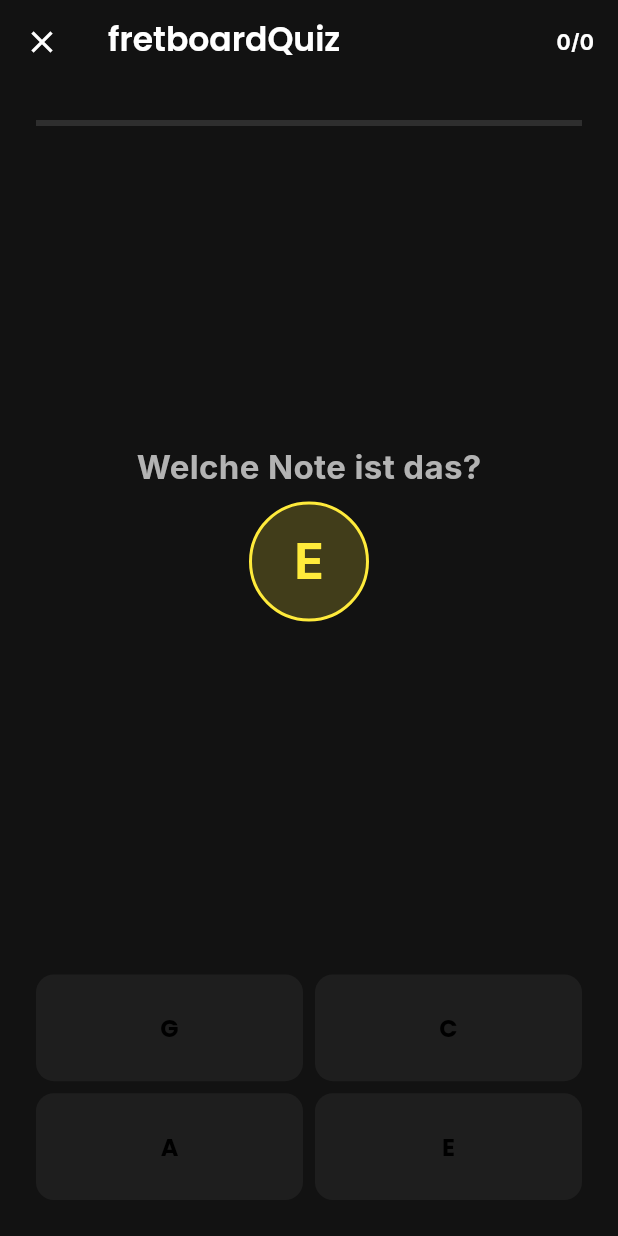
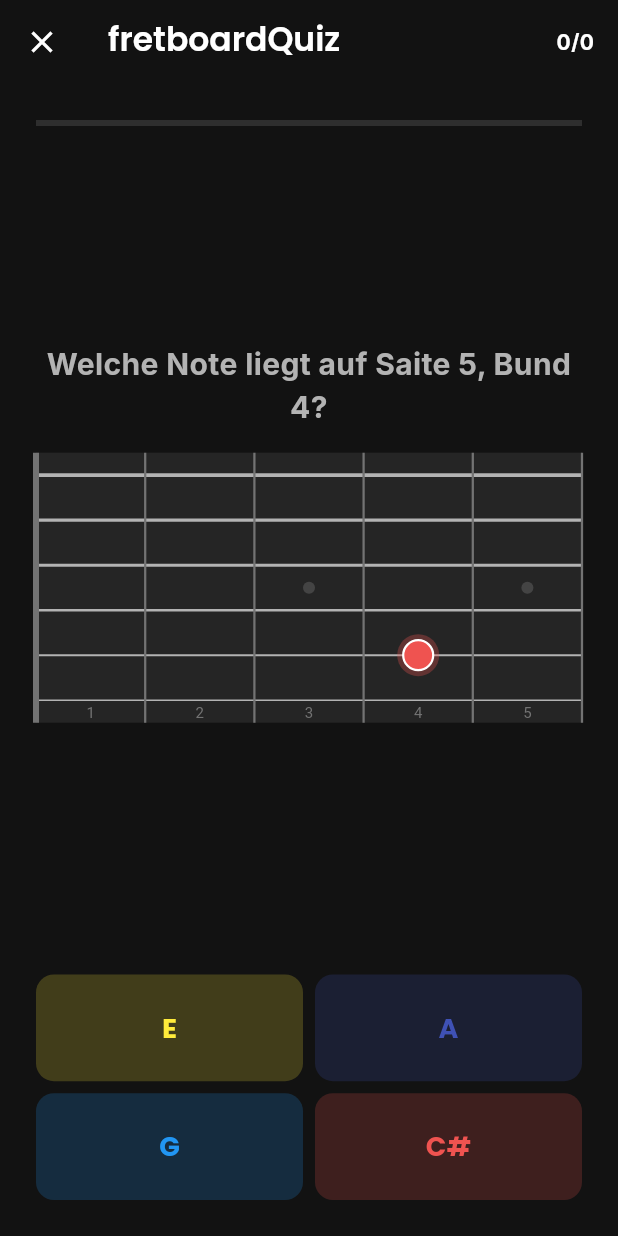
Before and after one commit to manuelbrandner85/Enya-gitarre-learn, a Flutter app: the TheoryModeScreen screen opened by its route, after a tap on "Griffbrett-Quiz", on a phone screen of 412 x 824 dp. Run offline on Flutter 3.47's test engine with Material 3 defaults, Android fonts, the phone set to English and light mode, and no system bars; our stand-ins replace confetti, drift, fl_chart, flutter_animate, flutter_blue_plus, flutter_local_notifications and 16 more; missing offline and left inert: audio_waveforms, flame, record; accounts and stored records are empty; generated files the repository leaves out were written again.

Commit message:
feat(theory): FIX 5 – echtes Griffbrett-Quiz mit FretboardQuizWidget
- Neues Widget lib/core/widgets/fretboard_quiz_widget.dart: CustomPainter-
  basiertes 6-Saiten/5-Bund-Griffbrett mit Inlays bei 3, 5, 7, 9, 12, 15.
  Saiten-Dicke korreliert mit Tonhöhe (tiefere Saiten dicker), Highlight-
  Position als farbiger Punkt mit Glühring (NoteColors). Tap-Handling für
  Reverse-Quiz-Modus.
- FretPosition-Modell mit noteName-Getter (rechnet Open-String-Halbtöne +
  Bund-Offset über semitone-Modulo).
- theory_mode_screen.dart: fretboardQuiz-Kategorie umgebaut.
  * Normal-Modus: zufällige Position auf Griffbrett markiert, User wählt
    Note aus 4 Optionen. Bei richtiger Antwort: Info-Banner
    "Saite X, Bund Y = Note".
  * Reverse-Modus (ab Score >= 10): Note wird genannt, User tippt direkt
    auf das Griffbrett. Korrektheit wird über Notennamen-Vergleich
    geprüft (enharmonische Doppler werden akzeptiert solange same name).
  * Antwort-Buttons farbcodiert nach NoteColors.

https://claude.ai/code/session_011UsMrWwAcntPDohRAP9aNk

```diff
--- /dev/null
+++ b/lib/core/widgets/fretboard_quiz_widget.dart
@@ -0,0 +1,234 @@
+import 'package:flutter/material.dart';
+
+import '../../app/theme/colors.dart';
+import '../music_theory/note_colors.dart';
+
+/// Position auf dem Griffbrett: `string` 1=hohe E, 6=tiefe E. `fret` 0=leer.
+class FretPosition {
+  final int string; // 1..6
+  final int fret; // 0..22
+  const FretPosition({required this.string, required this.fret});
+
+  /// Standard-Stimmung E A D G B E (von tief 6 bis hoch 1).
+  static const List<List<String>> standardTuning = [
+    // Index 0..5 = Saite 1..6 ; jede Liste enthält [Wurzelnote, MIDI-Offset von E2]
+    ['E', '4'], // Saite 1 = hohe E (E4)
+    ['B', '3'],
+    ['G', '3'],
+    ['D', '3'],
+    ['A', '2'],
+    ['E', '2'], // Saite 6 = tiefe E (E2)
+  ];
+
+  /// Liefert den Notennamen (ohne Oktave) an dieser Position.
+  String get noteName {
+    const semitoneNames = [
+      'C', 'C#', 'D', 'D#', 'E', 'F', 'F#', 'G', 'G#', 'A', 'A#', 'B'
+    ];
+    // Offene Saiten-Wurzelnoten (Saite 1 → 6 = E B G D A E)
+    const openSemitones = [4, 11, 7, 2, 9, 4]; // 0=C, 4=E, 11=B, ...
+    final base = openSemitones[string - 1];
+    final idx = (base + fret) % 12;
+    return semitoneNames[idx];
+  }
+}
+
+/// Visualisiert ein 6-Saiten-Griffbrett (5 Bünde sichtbar) und markiert
+/// optional eine Position. Klickbar, falls onPositionTap gesetzt.
+class FretboardQuizWidget extends StatelessWidget {
+  /// Markierte Position (Highlight).
+  final FretPosition? highlight;
+
+  /// Falls gesetzt, bekommt jeder klickbare Bund einen Tap-Callback.
+  final ValueChanged<FretPosition>? onPositionTap;
+
+  /// Erster sichtbarer Bund (für Scroll). Default 0.
+  final int startFret;
+
+  /// Anzahl sichtbarer Bünde. Default 5.
+  final int fretCount;
+
+  /// Anzeige-Höhe. Default 200.
+  final double height;
+
+  const FretboardQuizWidget({
+    super.key,
+    this.highlight,
+    this.onPositionTap,
+    this.startFret = 0,
+    this.fretCount = 5,
+    this.height = 200,
+  });
+
+  @override
+  Widget build(BuildContext context) {
+    return LayoutBuilder(
+      builder: (ctx, constraints) {
+        final width = constraints.maxWidth;
+        return SizedBox(
+          height: height,
+          width: width,
+          child: GestureDetector(
+            onTapDown: onPositionTap == null
+                ? null
+                : (details) {
+                    final pos =
+                        _hitTest(details.localPosition, width, height);
+                    if (pos != null) onPositionTap!(pos);
+                  },
+            child: CustomPaint(
+              painter: _FretboardPainter(
+                highlight: highlight,
+                startFret: startFret,
+                fretCount: fretCount,
+              ),
+              size: Size(width, height),
+            ),
+          ),
+        );
+      },
+    );
+  }
+
+  FretPosition? _hitTest(Offset pos, double w, double h) {
+    final fretWidth = w / fretCount;
+    final stringHeight = h / 6;
+    final fretIdx = (pos.dx / fretWidth).floor();
+    final stringIdx = (pos.dy / stringHeight).floor();
+    if (fretIdx < 0 || fretIdx >= fretCount) return null;
+    if (stringIdx < 0 || stringIdx >= 6) return null;
+    return FretPosition(
+      string: stringIdx + 1,
+      fret: startFret + fretIdx,
+    );
+  }
+}
+
+class _FretboardPainter extends CustomPainter {
+  final FretPosition? highlight;
+  final int startFret;
+  final int fretCount;
+
+  _FretboardPainter({
+    required this.highlight,
+    required this.startFret,
+    required this.fretCount,
+  });
+
+  @override
+  void paint(Canvas canvas, Size size) {
+    final fretWidth = size.width / fretCount;
+    final stringSpacing = size.height / 6;
+
+    // Hintergrund
+    final bgPaint = Paint()
+      ..color = AppColors.cardDark
+      ..style = PaintingStyle.fill;
+    canvas.drawRect(Offset.zero & size, bgPaint);
+
+    // Saiten (horizontal)
+    final stringPaint = Paint()
+      ..color = AppColors.textSecondary
+      ..strokeWidth = 1.5;
+    for (int s = 0; s < 6; s++) {
+      final y = (s + 0.5) * stringSpacing;
+      // Tiefere Saiten dicker
+      stringPaint.strokeWidth = 1.0 + (5 - s) * 0.3;
+      canvas.drawLine(Offset(0, y), Offset(size.width, y), stringPaint);
+    }
+
+    // Bünde (vertikal)
+    final fretPaint = Paint()
+      ..color = AppColors.textTertiary
+      ..strokeWidth = 1.5;
+    for (int f = 0; f <= fretCount; f++) {
+      final x = f * fretWidth;
+      // Nut (vor Bund 0/1) dicker
+      fretPaint.strokeWidth = (startFret == 0 && f == 0) ? 4.0 : 1.5;
+      canvas.drawLine(Offset(x, 0), Offset(x, size.height), fretPaint);
+    }
+
+    // Bund-Marker (Inlays bei 3, 5, 7, 9, 12, 15)
+    final inlayPaint = Paint()
+      ..color = AppColors.textTertiary.withValues(alpha: 0.4)
+      ..style = PaintingStyle.fill;
+    const inlays = [3, 5, 7, 9, 12, 15, 17, 19, 21];
+    for (final inlayFret in inlays) {
+      if (inlayFret > startFret && inlayFret <= startFret + fretCount) {
+        final relF = inlayFret - startFret;
+        final cx = (relF - 0.5) * fretWidth;
+        final cy = size.height / 2;
+        canvas.drawCircle(Offset(cx, cy), 4, inlayPaint);
+        if (inlayFret == 12) {
+          // Doppel-Inlay
+          canvas.drawCircle(
+              Offset(cx, cy - stringSpacing), 4, inlayPaint);
+          canvas.drawCircle(
+              Offset(cx, cy + stringSpacing), 4, inlayPaint);
+        }
+      }
+    }
+
+    // Bund-Nummern unten
+    final tp = TextPainter(textDirection: TextDirection.ltr);
+    for (int f = 1; f <= fretCount; f++) {
+      final actualFret = startFret + f;
+      tp.text = TextSpan(
+        text: '$actualFret',
+        style: TextStyle(
+          color: AppColors.textTertiary,
+          fontSize: 10,
+        ),
+      );
+      tp.layout();
+      tp.paint(
+        canvas,
+        Offset((f - 0.5) * fretWidth - tp.width / 2, size.height - 12),
+      );
+    }
+
+    // Highlight
+    if (highlight != null) {
+      final s = highlight!.string;
+      final f = highlight!.fret;
+      if (f >= startFret && f <= startFret + fretCount) {
+        final cx = f == startFret
+            ? -fretWidth * 0.1 // offene Saite leicht links der Nut
+            : (f - startFret - 0.5) * fretWidth;
+        final cy = (s - 0.5) * stringSpacing;
+        final color = NoteColors.forNote(highlight!.noteName);
+        // Glühring
+        canvas.drawCircle(
+          Offset(cx.clamp(8, size.width - 8), cy),
+          14,
+          Paint()
+            ..color = color.withValues(alpha: 0.3)
+            ..style = PaintingStyle.fill,
+        );
+        // Hauptpunkt
+        canvas.drawCircle(
+          Offset(cx.clamp(8, size.width - 8), cy),
+          10,
+          Paint()
+            ..color = color
+            ..style = PaintingStyle.fill,
+        );
+        // Punkt-Border weiß
+        canvas.drawCircle(
+          Offset(cx.clamp(8, size.width - 8), cy),
+          10,
+          Paint()
+            ..color = Colors.white
+            ..strokeWidth = 1.5
+            ..style = PaintingStyle.stroke,
+        );
+      }
+    }
+  }
+
+  @override
+  bool shouldRepaint(_FretboardPainter old) =>
+      old.highlight != highlight ||
+      old.startFret != startFret ||
+      old.fretCount != fretCount;
+}
--- a/lib/features/theory/theory_mode_screen.dart
+++ b/lib/features/theory/theory_mode_screen.dart
@@ -4,6 +4,7 @@ import 'package:flutter_riverpod/flutter_riverpod.dart';
 import '../../app/theme/colors.dart';
 import '../../core/audio/reference_audio_service.dart';
 import '../../core/music_theory/note_colors.dart';
+import '../../core/widgets/fretboard_quiz_widget.dart';
 
 enum TheoryCategory {
   fretboardQuiz,
@@ -27,6 +28,11 @@ class _TheoryModeScreenState extends ConsumerState<TheoryModeScreen> {
   String? _correctAnswer;
   List<String> _options = [];
   bool? _lastAnswerCorrect;
+
+  // Fretboard-Quiz: aktuelle Position + ggf. Reverse-Modus (User tippt)
+  FretPosition? _quizPosition;
+  bool _quizReverseMode = false;
+  String? _lastInfoMessage;
 
   final _audioService = ReferenceAudioService();
 
@@ -56,11 +62,28 @@ class _TheoryModeScreenState extends ConsumerState<TheoryModeScreen> {
     final rng = math.Random();
     switch (_selectedCategory) {
       case TheoryCategory.fretboardQuiz:
-        final note = _notes[rng.nextInt(_notes.length)];
+        // Ab Score 10 schaltet sich der Reverse-Modus ein:
+        // Note wird genannt, User tippt auf das Griffbrett.
+        _quizReverseMode = _score >= 10;
+        // Zufällige Position: Saite 1-6, Bund 0-12
+        final pos = FretPosition(
+          string: rng.nextInt(6) + 1,
+          fret: rng.nextInt(13),
+        );
+        final note = pos.noteName;
         setState(() {
-          _currentQuestion = 'Welche Note ist das?';
+          _quizPosition = pos;
           _correctAnswer = note;
+          _lastInfoMessage = null;
+          if (_quizReverseMode) {
+            _currentQuestion =
+                'Tippe auf das Griffbrett: Wo liegt die Note "$note"?';
+            _options = const [];
+          } else {
+            _currentQuestion =
+                'Welche Note liegt auf Saite ${pos.string}, Bund ${pos.fret}?';
             _options = _generateOptions(note, _notes);
+          }
         });
         break;
       case TheoryCategory.chordRecognition:
@@ -112,13 +135,30 @@ class _TheoryModeScreenState extends ConsumerState<TheoryModeScreen> {
       _lastAnswerCorrect = correct;
       _total++;
       if (correct) _score++;
+      // Bei Fretboard-Quiz: Erklärung anzeigen
+      if (_selectedCategory == TheoryCategory.fretboardQuiz &&
+          _quizPosition != null) {
+        _lastInfoMessage =
+            'Saite ${_quizPosition!.string}, Bund ${_quizPosition!.fret} = $_correctAnswer';
+      }
     });
-    Future.delayed(const Duration(milliseconds: 600), () {
+    Future.delayed(const Duration(milliseconds: 1100), () {
       if (mounted) {
-        setState(() => _lastAnswerCorrect = null);
+        setState(() {
+          _lastAnswerCorrect = null;
+          _lastInfoMessage = null;
+        });
         _nextQuestion();
       }
     });
+  }
+
+  /// Reverse-Modus: User tippt direkt auf eine Position. Korrekt wenn die
+  /// Note an der getippten Position dem gesuchten _correctAnswer entspricht.
+  void _onFretboardTap(FretPosition tapped) {
+    if (_lastAnswerCorrect != null) return; // Antwort bereits gegeben
+    final tappedNote = tapped.noteName;
+    _answer(tappedNote);
   }
 
   @override
@@ -230,10 +270,44 @@ class _TheoryModeScreenState extends ConsumerState<TheoryModeScreen> {
             const Spacer(),
             if (_currentQuestion != null)
               Text(_currentQuestion!,
+                  textAlign: TextAlign.center,
                   style: const TextStyle(
-                      fontSize: 22,
+                      fontSize: 20,
                       fontWeight: FontWeight.bold)),
-            if (_correctAnswer != null) ...[
+            const SizedBox(height: 16),
+            // Fretboard-Quiz: zeige echtes Griffbrett
+            if (_selectedCategory == TheoryCategory.fretboardQuiz &&
+                _quizPosition != null) ...[
+              FretboardQuizWidget(
+                // Im Reverse-Modus: nichts hervorheben (User soll selbst tippen).
+                // Im Normal-Modus: markierte Position anzeigen.
+                highlight: _quizReverseMode ? null : _quizPosition,
+                // Im Reverse-Modus: Tap aktivieren
+                onPositionTap:
+                    _quizReverseMode ? _onFretboardTap : null,
+                startFret: (_quizPosition!.fret > 4)
+                    ? (_quizPosition!.fret - 2).clamp(0, 17)
+                    : 0,
+                fretCount: 5,
+                height: 180,
+              ),
+              if (_lastInfoMessage != null) ...[
+                const SizedBox(height: 8),
+                Container(
+                  padding: const EdgeInsets.symmetric(
+                      horizontal: 12, vertical: 6),
+                  decoration: BoxDecoration(
+                    color: AppColors.info.withValues(alpha: 0.15),
+                    borderRadius: BorderRadius.circular(8),
+                  ),
+                  child: Text(
+                    _lastInfoMessage!,
+                    style: const TextStyle(
+                        color: AppColors.info, fontSize: 13),
+                  ),
+                ),
+              ],
+            ] else if (_correctAnswer != null) ...[
               const SizedBox(height: 8),
               Container(
                 width: 80,
@@ -289,6 +363,7 @@ class _TheoryModeScreenState extends ConsumerState<TheoryModeScreen> {
                 label: const Text('Note erneut abspielen'),
               ),
             const SizedBox(height: 24),
+            if (_options.isNotEmpty)
               GridView.count(
                 shrinkWrap: true,
                 crossAxisCount: 2,
@@ -301,11 +376,13 @@ class _TheoryModeScreenState extends ConsumerState<TheoryModeScreen> {
                               ? null
                               : () => _answer(opt),
                           style: ElevatedButton.styleFrom(
-                            backgroundColor:
-                                AppColors.surfaceDark),
+                              backgroundColor: NoteColors
+                                  .forNoteWithOpacity(opt[0], 0.2),
+                              foregroundColor:
+                                  NoteColors.forNote(opt[0])),
                           child: Text(opt,
                               style: const TextStyle(
-                                fontSize: 16,
+                                  fontSize: 18,
                                   fontWeight: FontWeight.bold)),
                         ))
                     .toList(),
```
Lines whose indentation alone changed are shown as unchanged.
